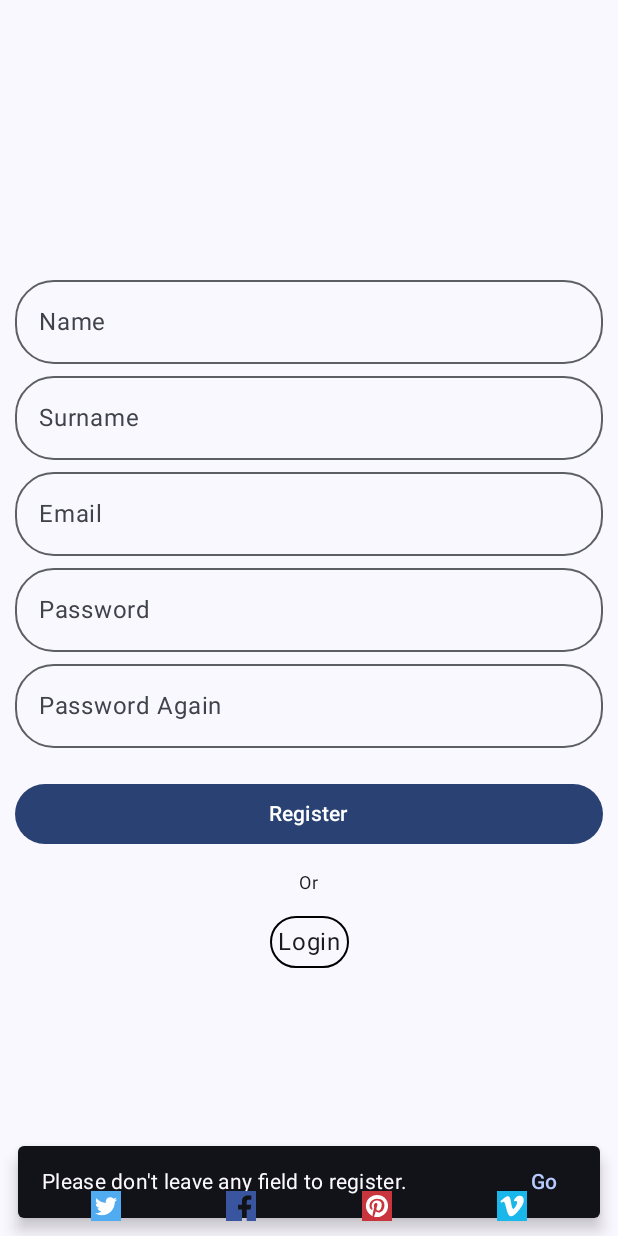
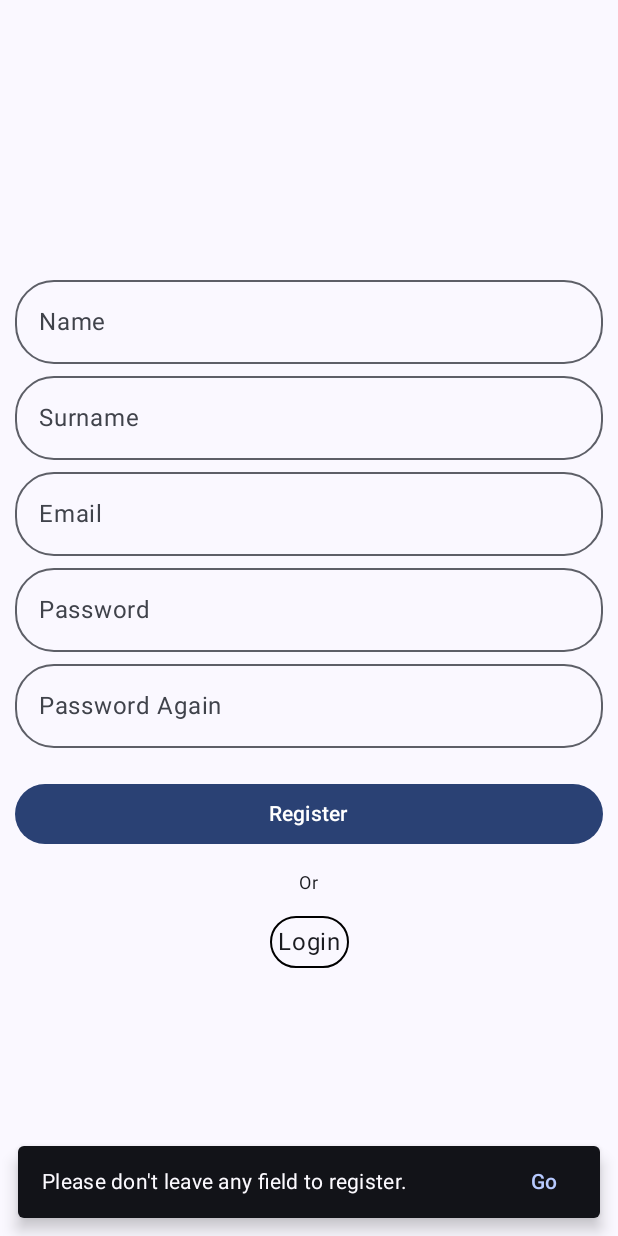
Before and after one commit to mustafaberk1996/ComposeLogin, an Android app built with Jetpack Compose: the Register screen opened through its navigation route, after a tap on "Register", on a phone screen of 412 x 824 dp. Run offline under Robolectric (Android 15) with nearby library versions, the light colour scheme and no system bars; pictures from the network do not load.

Commit message:
when the snackbar show up on the register screen, we hide the social media area.

```diff
--- a/app/src/main/java/com/example/composelogin/ui/login/LoginActivity.kt
+++ b/app/src/main/java/com/example/composelogin/ui/login/LoginActivity.kt
@@ -78,11 +78,21 @@ class LoginActivity : ComponentActivity() {
 fun LoginScreen() {
     Box(modifier = Modifier.fillMaxSize()){
         val navController = rememberNavController()
+        var visibleSocialMediaArea by remember {
+            mutableStateOf(true)
+        }
         NavHost(navController = navController, startDestination = "login") {
             composable("login") { Login(){navController.navigate("register")} }
-            composable("register") { Register(){navController.navigate("login")} }
+            composable("register") {
+                Register(
+                    onSnackbarVisibleListener = { snackbarVisiblity ->
+                        visibleSocialMediaArea = !snackbarVisiblity
+                    },
+                    navigateLogin = { navController.navigate("login") }
+                )
+            }
         }
-        SocialMediaArea(modifier = Modifier.align(Alignment.BottomCenter))
+        if (visibleSocialMediaArea) SocialMediaArea(modifier = Modifier.align(Alignment.BottomCenter))
     }
 }
 
--- a/app/src/main/java/com/example/composelogin/ui/login/Register.kt
+++ b/app/src/main/java/com/example/composelogin/ui/login/Register.kt
@@ -51,7 +51,7 @@ data class SnackbarState(
     val duration: SnackbarDuration = SnackbarDuration.Short
 )
 @Composable
-fun Register(navigateLogin: () -> Unit){
+fun Register(navigateLogin: () -> Unit, onSnackbarVisibleListener: (snackbarVisiblity:Boolean) -> Unit) {
 
     val context = LocalContext.current
 
@@ -219,6 +219,7 @@ fun Register(navigateLogin: () -> Unit){
             }
         }
 
+        onSnackbarVisibleListener(visibleSnackbar)
         if (visibleSnackbar) {
             val message = stringResource(id = snackbarState.message)
             val actionText =
@@ -252,9 +253,9 @@ fun RegisterPreview() {
             color = MaterialTheme.colorScheme.background
         ) {
 
-            Register {
+            Register({
 
-            }
+            }) { visible -> }
         }
     }
 }
```
